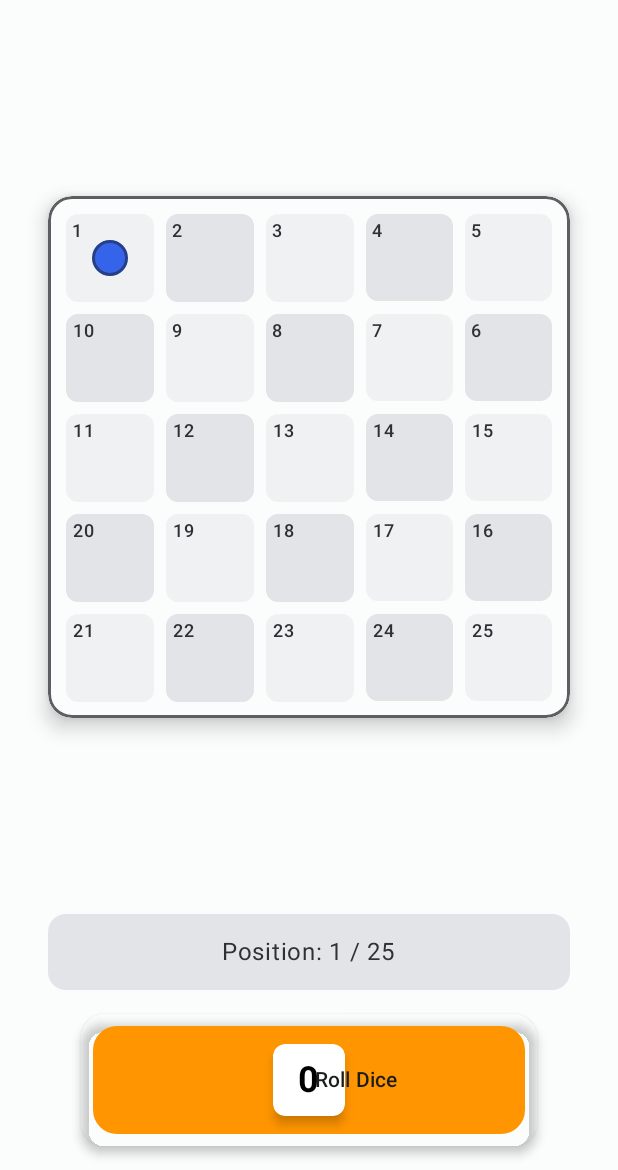
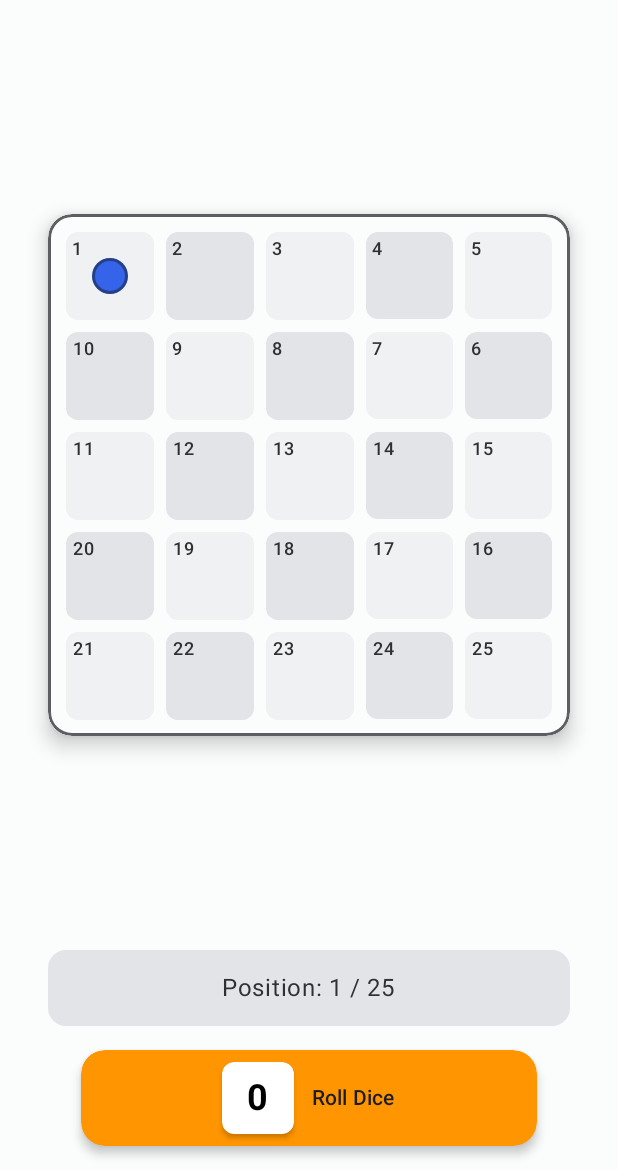
Before and after one commit to Whitemes/wordrawidZ, an Android app built with Jetpack Compose: the screen it shows after launch (MainActivity), on a phone screen of 412 x 824 dp, the part 66-1236 px from its top. Run offline under Robolectric (Android 15) with nearby library versions, the phone set to English and light mode, and no system bars.

Commit message:
Correction du Dice Button

```diff
--- a/app/src/main/java/fr/uge/wordrawidx/ui/components/DiceButton.kt
+++ b/app/src/main/java/fr/uge/wordrawidx/ui/components/DiceButton.kt
@@ -7,9 +7,12 @@ import androidx.compose.animation.core.infiniteRepeatable
 import androidx.compose.animation.core.rememberInfiniteTransition
 import androidx.compose.animation.core.tween
 import androidx.compose.foundation.background
+import androidx.compose.foundation.layout.Arrangement
 import androidx.compose.foundation.layout.Box
-import androidx.compose.foundation.layout.padding
+import androidx.compose.foundation.layout.Row
+import androidx.compose.foundation.layout.Spacer
 import androidx.compose.foundation.layout.size
+import androidx.compose.foundation.layout.width
 import androidx.compose.foundation.shape.RoundedCornerShape
 import androidx.compose.material3.Button
 import androidx.compose.material3.ButtonDefaults
@@ -33,13 +36,13 @@ fun DiceButton(
     onRollClick: () -> Unit,
     modifier: Modifier = Modifier
 ) {
-    // Animation for dice rolling
+    // Animation de rotation pour le dé
     val infiniteTransition = rememberInfiniteTransition(label = "diceRotation")
     val rotation by infiniteTransition.animateFloat(
         initialValue = 0f,
         targetValue = 360f,
         animationSpec = infiniteRepeatable(
-            animation = tween(500, easing = LinearEasing),
+            animation = tween(durationMillis = 500, easing = LinearEasing),
             repeatMode = RepeatMode.Restart
         ),
         label = "diceRotation"
@@ -55,21 +58,19 @@ fun DiceButton(
         shape = RoundedCornerShape(16.dp),
         modifier = modifier
             .shadow(4.dp, RoundedCornerShape(16.dp))
-            .padding(8.dp)
     ) {
-        Box(
-            contentAlignment = Alignment.Center,
-            modifier = Modifier.padding(4.dp)
+        Row(
+            verticalAlignment = Alignment.CenterVertically,
+            horizontalArrangement = Arrangement.Center
         ) {
-            // Dice display
+            // Le « dé » animé
             Box(
                 contentAlignment = Alignment.Center,
                 modifier = Modifier
                     .size(48.dp)
                     .rotate(if (isRolling) rotation else 0f)
-                    .shadow(4.dp, RoundedCornerShape(8.dp))
+                    .shadow(2.dp, RoundedCornerShape(8.dp))
                     .background(Color.White, RoundedCornerShape(8.dp))
-                    .padding(8.dp)
             ) {
                 Text(
                     text = if (isRolling) "?" else diceValue.toString(),
@@ -79,12 +80,13 @@ fun DiceButton(
                 )
             }
 
-            // Button text
+            Spacer(modifier = Modifier.width(12.dp))
+
+            // Le texte du bouton
             Text(
                 text = "Roll Dice",
                 style = MaterialTheme.typography.labelLarge,
-                color = MaterialTheme.colorScheme.onSecondary,
-                modifier = Modifier.padding(start = 64.dp)
+                color = MaterialTheme.colorScheme.onSecondary
             )
         }
     }
```
